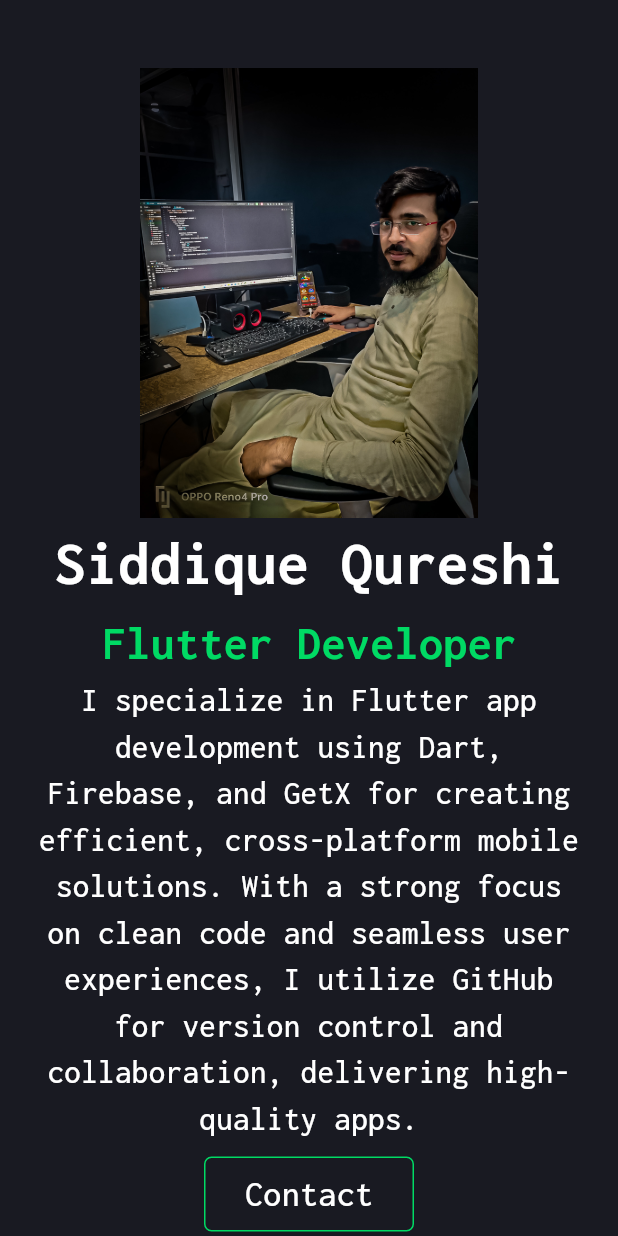
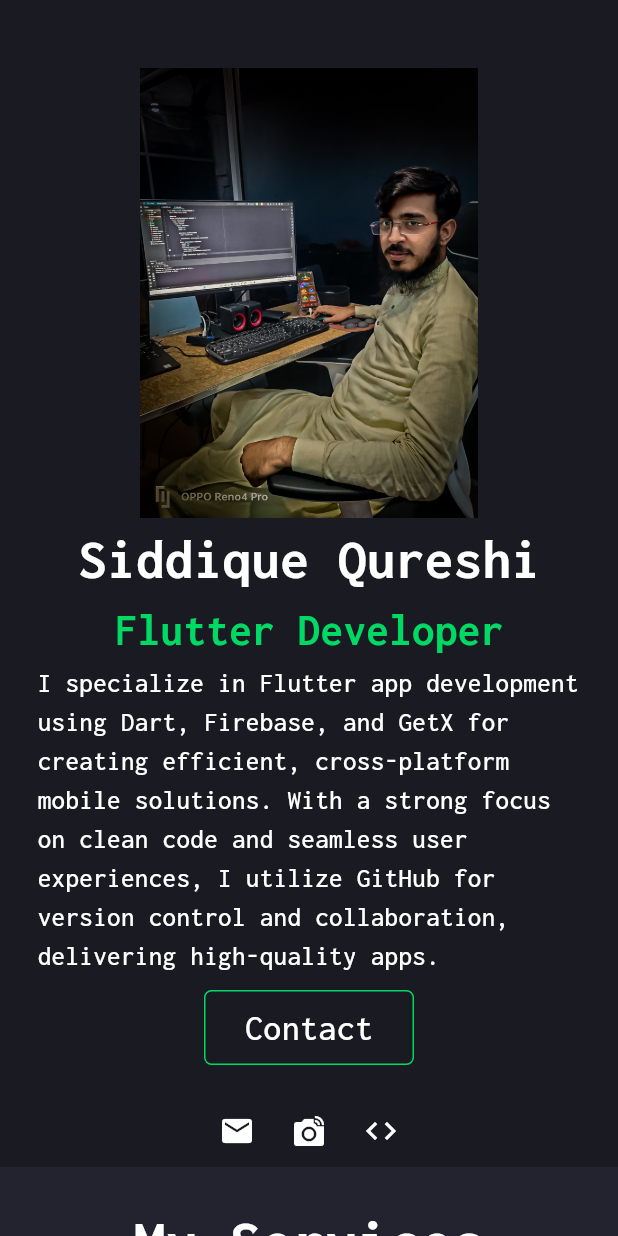
Before and after one commit to Siddique722/portfolio, a Flutter app: the screen it shows after launch, on a phone screen of 412 x 824 dp. Run offline on Flutter 3.47's test engine with Material 3 defaults, Android fonts, the phone set to English and light mode, and no system bars; our stand-ins replace google_fonts.

Commit message:
update code

```diff
--- a/lib/portfolio_views/container_1/containeronr_responsive/containerone-mobile.dart
+++ b/lib/portfolio_views/container_1/containeronr_responsive/containerone-mobile.dart
@@ -178,24 +178,26 @@ class _ContainerOneMobileState extends State<ContainerOneMobile>
                     'Siddique Qureshi',
                     style: GoogleFonts.inconsolata(
                         color: Colors.white,
-                        fontSize: 42,
+                        fontSize: 38,
                         fontWeight: FontWeight.bold),
                   ),
                   Text(
                     'Flutter Developer',
                     style: GoogleFonts.inconsolata(
                         color: AppColor.greenPrimaryColor,
-                        fontSize: 32,
+                        fontSize: 30,
                         fontWeight: FontWeight.bold),
                   ),
                   Text(
                     'I specialize in Flutter app development using Dart, Firebase, and GetX for creating efficient, cross-platform mobile solutions. With a strong focus on clean code and seamless user experiences, I utilize GitHub for version control and collaboration, delivering high-quality apps.',
                     style: GoogleFonts.inconsolata(
                         color: Colors.white,
-                        fontSize: 22,
-                        fontWeight: FontWeight.w500),
-                    textAlign: TextAlign.center,
+                        fontSize: 18,
+                        fontWeight: FontWeight.w500
+                    ),
+                    textAlign: TextAlign.left, // Changed from TextAlign.center to TextAlign.left
                   ),
+
                 ],
               ),
             ),
```
